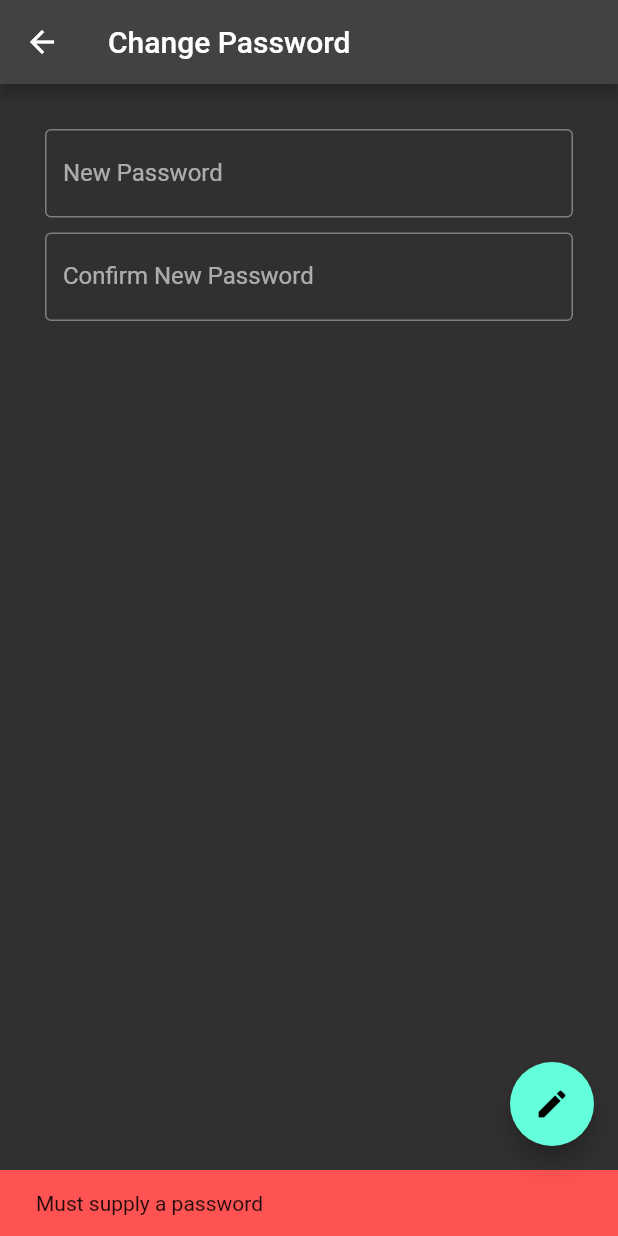
After one commit to nicjohnson145/mixer-remote, a Flutter app: the ChangePassword screen opened by its route, after a tap on the "edit" icon, on a phone screen of 412 x 824 dp. The commit adds this screen. Run offline on Flutter 3.47's test engine with Material 2 defaults, Android fonts, the phone set to English and light mode, and no system bars; our stand-ins replace another_flushbar, fixnum, shared_preferences, tuple; accounts and stored records are empty.

Commit message:
feat: add ability to change password

```diff
--- /dev/null
+++ b/lib/change_password.dart
@@ -0,0 +1,109 @@
+import 'package:flutter/material.dart';
+import 'package:mixer/user_drinks.dart';
+import 'package:mixer/api_service.dart';
+import 'package:mixer/constants.dart';
+import 'package:mixer/common.dart';
+import 'package:tuple/tuple.dart';
+
+class ChangePassword extends StatefulWidget {
+
+    const ChangePassword({Key? key}) : super(key: key);
+
+    @override
+    _ChangePasswordState createState() => _ChangePasswordState();
+
+}
+
+
+class _ChangePasswordState extends State<ChangePassword> {
+
+    TextEditingController passwordController = TextEditingController();
+    TextEditingController confirmController = TextEditingController();
+    Future<Tuple2<bool, String>>? future;
+
+    @override
+    Widget build(BuildContext context) {
+        return future == null ? getPasswordColumn(context) : loadingSpinner(context);
+    }
+
+    Widget getPasswordColumn(BuildContext context) {
+        return Scaffold(
+            appBar: AppBar(
+                title: const Text("Change Password"),
+            ),
+            body: Container(
+                padding: const EdgeInsets.symmetric(
+                    vertical: 15.0,
+                    horizontal: 15.0,
+                ),
+                child: Container(
+                    padding: const EdgeInsets.symmetric(
+                        vertical: 15.0,
+                        horizontal: 15.0,
+                    ),
+                    child: Column(
+                        children: [
+                            TextField(
+                                controller: passwordController,
+                                decoration: const InputDecoration(
+                                    border: OutlineInputBorder(),
+                                    labelText: "New Password",
+                                ),
+                                obscureText: true,
+                            ),
+                            const SizedBox(height: 10),
+                            TextField(
+                                controller: confirmController,
+                                decoration: const InputDecoration(
+                                    border: OutlineInputBorder(),
+                                    labelText: "Confirm New Password",
+                                ),
+                                obscureText: true,
+                            ),
+                        ],
+                    ),
+                ),
+            ),
+            floatingActionButton: FloatingActionButton(
+                onPressed: () {
+                    changePassword(context);
+                },
+                child: const Icon(Icons.edit)
+            ),
+        );
+    }
+
+    void changePassword(BuildContext context) {
+        if (passwordController.text.isEmpty) {
+            showErrorSnackbar(context, "Must supply a password");
+            return;
+        }
+        if (passwordController.text != confirmController.text) {
+            showErrorSnackbar(context, "Passwords do not match");
+            return;
+        }
+
+        var api = ApiServiceMgr.getInstance();
+        setState(() {
+            future = api.changePassword(passwordController.text);
+            future!.then((val) {
+                if (val.item1) {
+                    Navigator.of(context).pushNamedAndRemoveUntil(Routes.Dashboard, (route) => false);
+                } else {
+                    showErrorSnackbar(context, val.item2);
+                }
+            }).catchError((e) {
+                showErrorSnackbar(context, e.toString());
+            });
+        });
+    }
+
+    void showErrorSnackbar(BuildContext context, String message) {
+        ScaffoldMessenger.of(context).showSnackBar(
+            SnackBar(
+                backgroundColor: Colors.redAccent,
+                content: Text(message),
+            ),
+        );
+    }
+}
--- a/lib/constants.dart
+++ b/lib/constants.dart
@@ -20,6 +20,7 @@ class Routes {
     static const String DrinkDetails = "/drink-details";
     static const String AddEdit = "/add-edit";
     static const String UserSeach = "/user-search";
+    static const String ChangePassword = "/change-password";
 }
 
 const String AuthHeaderName = "MixerAuth";
--- a/lib/main.dart
+++ b/lib/main.dart
@@ -9,6 +9,7 @@ import 'package:mixer/single_drink.dart';
 import 'package:mixer/auth.dart';
 import 'package:mixer/constants.dart';
 import 'package:mixer/user_drinks.dart';
+import 'package:mixer/change_password.dart';
 import 'package:mixer/user_search.dart';
 import 'package:provider/provider.dart';
 
@@ -75,6 +76,7 @@ class MyApp extends StatelessWidget {
                     Routes.DrinkDetails: (context) => const SingleDrink(),
                     Routes.AddEdit: (context) => AddEditDrink(),
                     Routes.UserSeach: (context) => const UserSearch(),
+                    Routes.ChangePassword: (context) => const ChangePassword(),
                 },
             ),
         );
--- a/pubspec.yaml
+++ b/pubspec.yaml
@@ -39,6 +39,7 @@ dependencies:
   provider: ^6.0.2
   another_flushbar: ^1.10.28
   fixnum: ^1.0.0
+  tuple: ^2.0.0
 
 dev_dependencies:
   flutter_test:
```
Also changed, not shown: lib/api_service.dart (+21 -0 lines), lib/views/hamburger.dart (+8 -0 lines), pubspec.lock.
